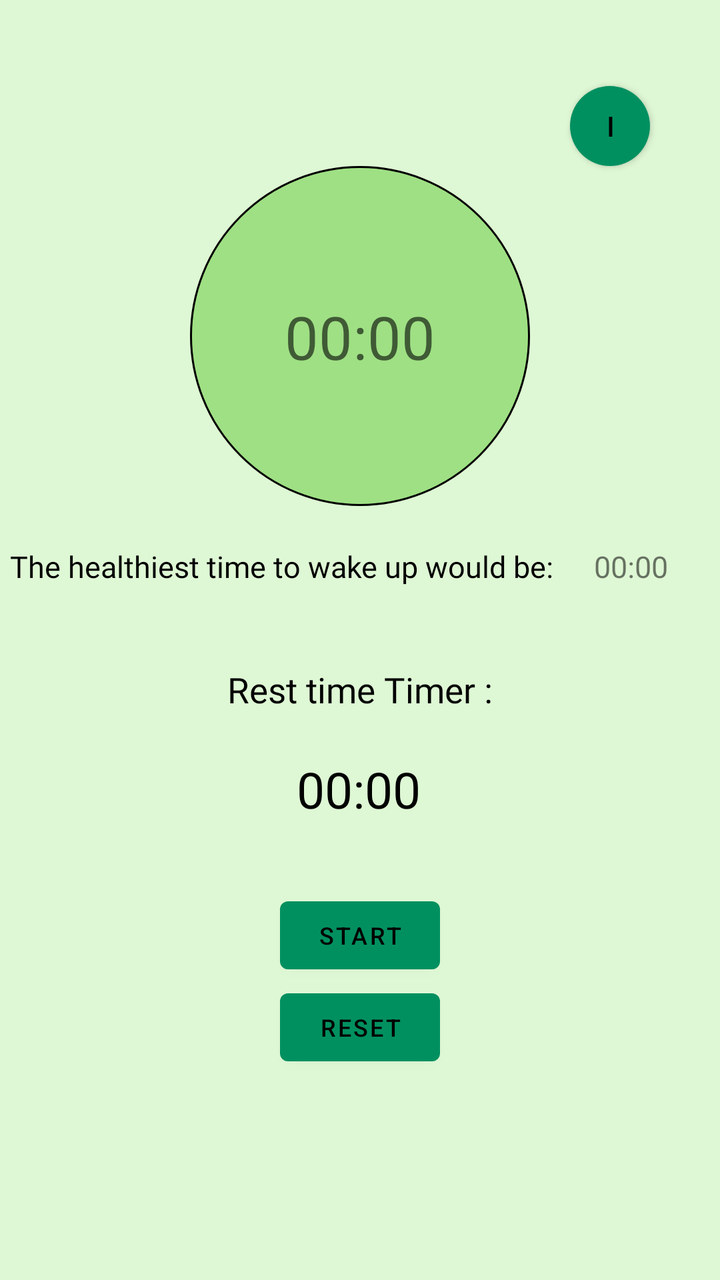
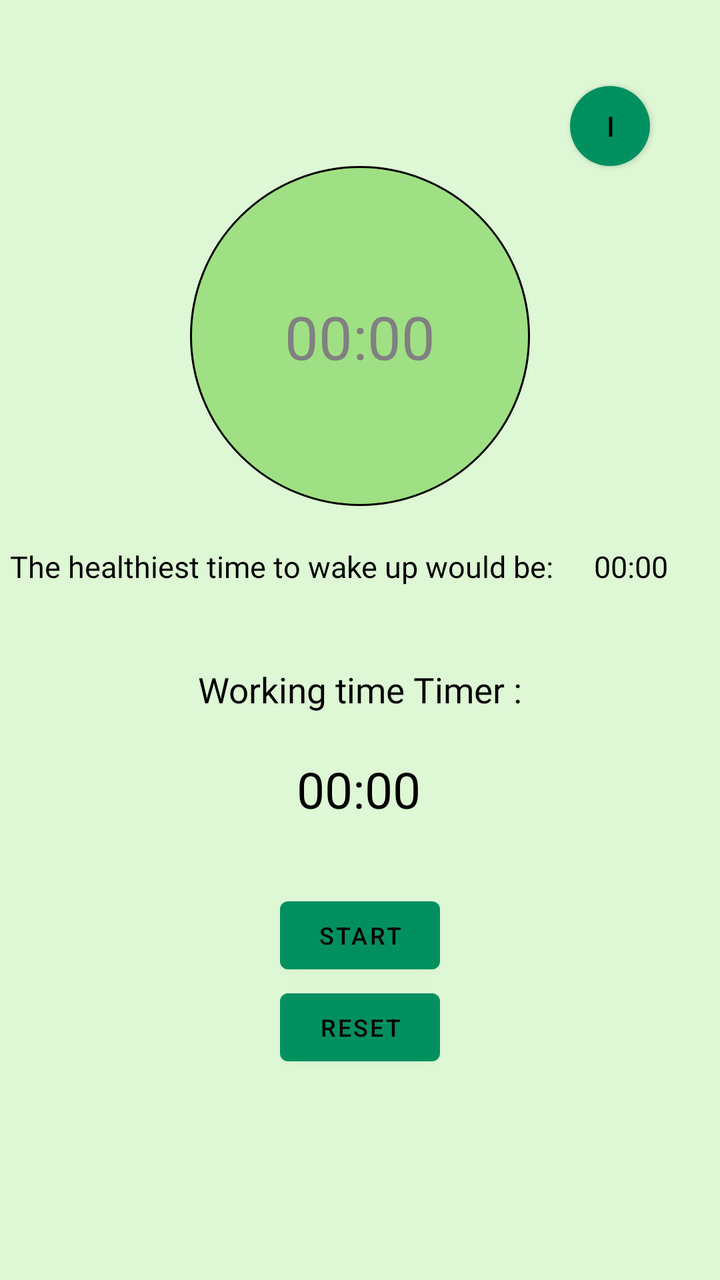

An Android layout rendered at two revisions. The XML below is the earlier revision; the diff shows what the commit changed to produce the second picture.
<!-- AndroidManifest.xml: application theme Theme.Silva -->
<!-- res/layout/activity_sleep_analysis.xml -->
<?xml version="1.0" encoding="utf-8"?>
<androidx.constraintlayout.widget.ConstraintLayout xmlns:android="http://schemas.android.com/apk/res/android"
    xmlns:app="http://schemas.android.com/apk/res-auto"
    xmlns:tools="http://schemas.android.com/tools"
    android:layout_width="match_parent"
    android:layout_height="match_parent"
    android:background="#DEF7D4"

    tools:context=".SleepAnalysis">

    <TextView
        android:id="@+id/textView"
        android:layout_width="wrap_content"
        android:layout_height="wrap_content"
        android:fontFamily="@font/nexa_bold"
        android:text="@string/title_sleep_analysis_page"
        android:textAlignment="center"
        android:textColor="@color/black"
        android:textSize="24sp"
        android:textStyle="bold"
        android:layout_marginTop="50dp"
        app:layout_constraintBottom_toTopOf="@+id/rec_info"
        app:layout_constraintEnd_toEndOf="parent"
        app:layout_constraintHorizontal_bias="0.5"
        app:layout_constraintStart_toStartOf="parent"
        app:layout_constraintTop_toTopOf="parent"
        app:layout_constraintVertical_bias="0.8" />

    <Button
        android:id="@+id/rec_info"
        android:layout_width="40dp"
        android:layout_height="40dp"
        android:layout_marginBottom="0dp"
        android:background="@drawable/roundedbutton"
        android:text="i"
        app:layout_constraintBottom_toTopOf="@+id/Set_time"
        app:layout_constraintEnd_toEndOf="parent"
        app:layout_constraintHorizontal_bias="0.891"
        app:layout_constraintStart_toStartOf="parent" />

    <ImageView
        android:id="@+id/Set_time"
        android:layout_width="170dp"
        android:layout_height="170dp"
        android:layout_marginBottom="20dp"
        app:layout_constraintBottom_toTopOf="@+id/textView4"
        app:layout_constraintEnd_toEndOf="parent"
        app:layout_constraintHorizontal_bias="0.5"
        app:layout_constraintStart_toStartOf="parent"
        app:srcCompat="@drawable/roundedtime" />

    <TextView
        android:id="@+id/time_dialog"
        android:layout_width="wrap_content"
        android:layout_height="wrap_content"
        android:hint="00:00"
        android:textColor="@color/black"
        android:textAlignment="center"
        android:textSize="30sp"
        app:layout_constraintBottom_toBottomOf="@+id/Set_time"
        app:layout_constraintEnd_toEndOf="@+id/Set_time"
        app:layout_constraintStart_toStartOf="@+id/Set_time"
        app:layout_constraintTop_toTopOf="@+id/Set_time" />

    <TextView
        android:id="@+id/textView4"
        android:layout_width="350dp"
        android:layout_height="wrap_content"
        android:layout_marginBottom="20dp"
        android:height="40dp"
        android:textColor="@color/black"
        android:fontFamily="@font/nexa_bold"
        android:textSize="15sp"
        android:text="@string/text_sleep_analysis_2"
        app:layout_constraintBottom_toTopOf="@+id/textView5"
        app:layout_constraintEnd_toEndOf="parent"
        app:layout_constraintStart_toStartOf="parent" />


    <TextView
        android:id="@+id/rec_time"
        android:layout_width="58dp"
        android:layout_height="20dp"
        android:fontFamily="@font/nexa_bold"
        android:text="00:00"
        android:textSize="15sp"
        app:layout_constraintBottom_toBottomOf="@+id/textView4"
        app:layout_constraintEnd_toEndOf="@+id/textView4"
        app:layout_constraintHorizontal_bias="1.0"
        app:layout_constraintStart_toStartOf="@+id/textView4"
        app:layout_constraintTop_toTopOf="@+id/textView4"
        app:layout_constraintVertical_bias="0.0" />

    <Button
        android:id="@+id/rec_ime_1"
        android:layout_width="80dp"
        android:layout_height="46dp"
        android:text="Start"
        android:textSize="12sp"
        app:layout_constraintBottom_toTopOf="@+id/rec_ime_3"
        app:layout_constraintEnd_toEndOf="parent"
        app:layout_constraintHorizontal_bias="0.5"
        app:layout_constraintStart_toStartOf="parent"
        app:layout_constraintTop_toTopOf="parent"
        app:layout_constraintVertical_bias="1.0" />

    <Button
        android:id="@+id/rec_ime_3"
        android:layout_width="80dp"
        android:layout_height="46dp"
        android:text="Reset"
        android:textSize="12sp"
        app:layout_constraintBottom_toBottomOf="parent"
        app:layout_constraintEnd_toEndOf="parent"
        app:layout_constraintHorizontal_bias="0.5"
        app:layout_constraintStart_toStartOf="parent"
        app:layout_constraintTop_toTopOf="parent"
        app:layout_constraintVertical_bias="0.826" />

    <TextView
        android:id="@+id/setalarm"
        android:layout_width="wrap_content"
        android:layout_height="wrap_content"
        android:text="00:00"
        android:textColor="@color/black"
        android:textSize="25dp"
        android:fontFamily="@font/nexa_bold"
        app:layout_constraintBottom_toTopOf="@+id/rec_ime_1"
        app:layout_constraintEnd_toEndOf="parent"
        app:layout_constraintHorizontal_bias="0.498"
        app:layout_constraintStart_toStartOf="parent"
        app:layout_constraintTop_toTopOf="parent"
        app:layout_constraintVertical_bias="0.919" />

    <TextView
        android:id="@+id/textView5"
        android:layout_width="wrap_content"
        android:layout_height="wrap_content"
        android:text="Rest time Timer :"
        android:textSize="17.5dp"
        android:textColor="@color/black"
        android:fontFamily="@font/nexa_bold"
        app:layout_constraintBottom_toTopOf="@+id/setalarm"
        app:layout_constraintEnd_toEndOf="parent"
        app:layout_constraintHorizontal_bias="0.5"
        app:layout_constraintStart_toStartOf="parent"
        app:layout_constraintTop_toTopOf="parent"
        app:layout_constraintVertical_bias="0.941" />


</androidx.constraintlayout.widget.ConstraintLayout>
<!-- resources referenced by this layout -->
<resources>
  <color name="black">#FF000000</color>
  <!-- drawable roundedbutton (drawable) -->
  <?xml version="1.0" encoding="utf-8"?>
  <shape xmlns:android="http://schemas.android.com/apk/res/android" android:shape="rectangle">
      <solid android:color="#808080"/>
      <corners android:bottomLeftRadius="40dp"
          android:bottomRightRadius="40dp"
          android:topLeftRadius="40dp"
          android:topRightRadius="40dp"/>
  </shape>
  <!-- drawable roundedtime (drawable) -->
  <?xml version="1.0" encoding="utf-8"?>
  <shape xmlns:android="http://schemas.android.com/apk/res/android" android:shape="rectangle">
      <solid android:color="#9fe084"/>
      <corners android:bottomLeftRadius="170dp"
          android:bottomRightRadius="170dp"
          android:topLeftRadius="170dp"
          android:topRightRadius="170dp"/>
      <stroke android:color="@color/black"
          android:width="1dp"/>
  </shape>
  <string name="text_sleep_analysis_2">The healthiest time to wake up would be:</string>
  <string name="title_sleep_analysis_page">Sleep Analysis</string>
  <style name="Theme.Silva" parent="Theme.MaterialComponents.DayNight.DarkActionBar">
          
          <item name="colorPrimary">#009060</item>
          <item name="colorPrimaryVariant">#009060</item>
          <item name="colorOnPrimary">@color/black</item>
          
          <item name="colorSecondary">@color/teal_200</item>
          <item name="colorSecondaryVariant">@color/teal_700</item>
          <item name="colorOnSecondary">@color/black</item>
          
          <item name="android:statusBarColor" tools:targetApi="l">?attr/colorPrimaryVariant</item>
          
      </style>
  <color name="teal_200">#FF03DAC5</color>
  <color name="teal_700">#FF018786</color>
</resources>

<!-- the commit's change to res/layout/activity_sleep_analysis.xml (unified diff, before → after) -->
@@ -54,6 +54,7 @@
         android:layout_width="wrap_content"
         android:layout_height="wrap_content"
         android:hint="00:00"
+        android:textColorHint="#808080"
         android:textColor="@color/black"
         android:textAlignment="center"
         android:textSize="30sp"
@@ -84,6 +85,7 @@
         android:fontFamily="@font/nexa_bold"
         android:text="00:00"
         android:textSize="15sp"
+        android:textColor="@color/black"
         app:layout_constraintBottom_toBottomOf="@+id/textView4"
         app:layout_constraintEnd_toEndOf="@+id/textView4"
         app:layout_constraintHorizontal_bias="1.0"
@@ -136,7 +138,7 @@
         android:id="@+id/textView5"
         android:layout_width="wrap_content"
         android:layout_height="wrap_content"
-        android:text="Rest time Timer :"
+        android:text="Working time Timer :"
         android:textSize="17.5dp"
         android:textColor="@color/black"
         android:fontFamily="@font/nexa_bold"
